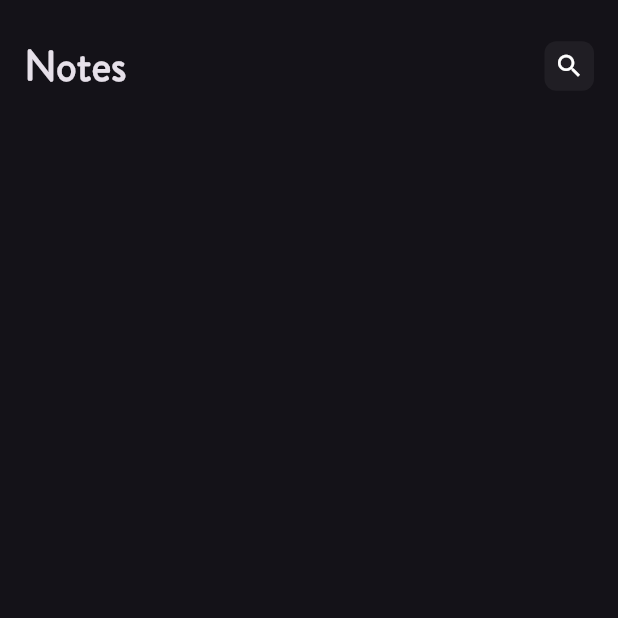
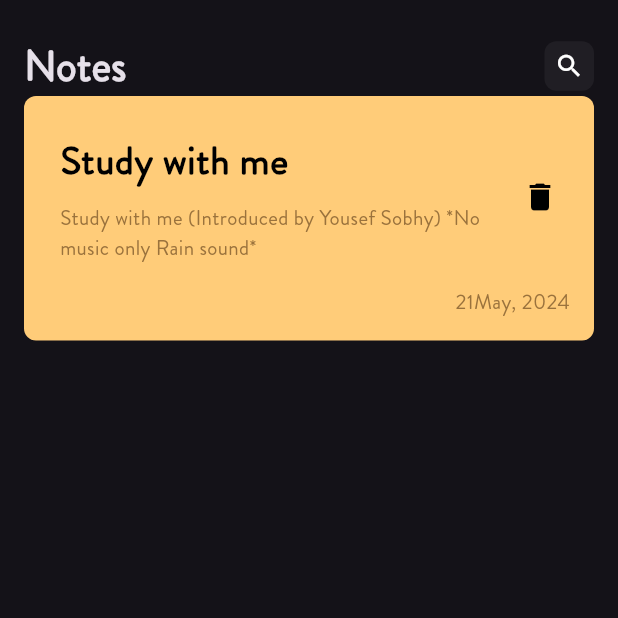
Before and after one commit to yousefsobhy12/5-notes_app, a Flutter app: the screen it shows after launch, on a phone screen of 412 x 824 dp, the top half of it. Run offline on Flutter 3.47's test engine with Material 3 defaults, Android fonts, the phone set to English and light mode, and no system bars.

Commit message:
notes item created

```diff
--- a/lib/views/home_view.dart
+++ b/lib/views/home_view.dart
@@ -1,5 +1,6 @@
 import 'package:flutter/material.dart';
 import 'package:notes_app/views/widgets/custom_appbar.dart';
+import 'package:notes_app/views/widgets/notes_item.dart';
 
 class HomeView extends StatelessWidget {
   const HomeView({super.key});
@@ -15,6 +16,7 @@ class HomeView extends StatelessWidget {
               height: 24,
             ),
             CustomAppbar(),
+            NoteItem(),
           ],
         ),
       ),
--- /dev/null
+++ b/lib/views/widgets/notes_item.dart
@@ -0,0 +1,58 @@
+import 'package:flutter/material.dart';
+
+class NoteItem extends StatelessWidget {
+  const NoteItem({super.key});
+
+  @override
+  Widget build(BuildContext context) {
+    return Container(
+      padding: const EdgeInsets.only(
+        top: 16,
+        bottom: 16,
+        left: 8,
+      ),
+      decoration: BoxDecoration(
+        color: const Color(0xffFFCC79),
+        borderRadius: BorderRadius.circular(8),
+      ),
+      child: const Column(
+        crossAxisAlignment: CrossAxisAlignment.end,
+        children: [
+          ListTile(
+            title: Text(
+              "Study with me",
+              style: TextStyle(
+                color: Colors.black,
+                fontWeight: FontWeight.bold,
+                fontSize: 26,
+              ),
+            ),
+            subtitle: Padding(
+              padding: EdgeInsets.only(top: 8),
+              child: Text(
+                "Study with me (Introduced by Yousef Sobhy) *No music only Rain sound*",
+                style: TextStyle(
+                  color: Color(0xff9A723C),
+                  fontSize: 14,
+                ),
+              ),
+            ),
+            trailing: Icon(
+              Icons.delete,
+              color: Colors.black,
+            ),
+          ),
+          Padding(
+            padding: EdgeInsets.only(top: 8, right: 16),
+            child: Text(
+              "21May, 2024",
+              style: TextStyle(
+                color: Color(0xff9A723C),
+              ),
+            ),
+          )
+        ],
+      ),
+    );
+  }
+}
```
